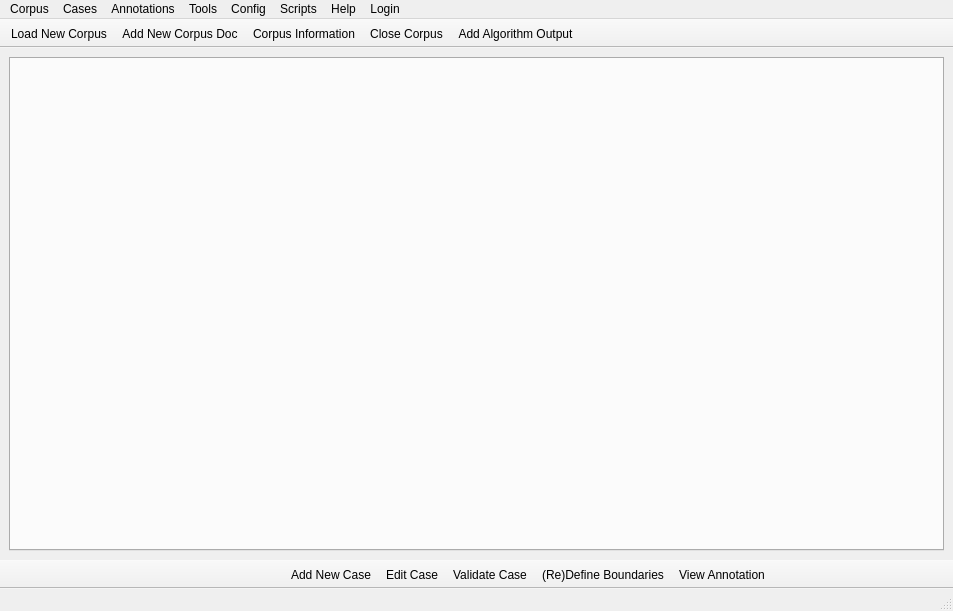
Before: the Qt Designer form ui/forms/TNLP_MW.ui in sorice/QtNLP-Linguist, drawn with Qt 5.
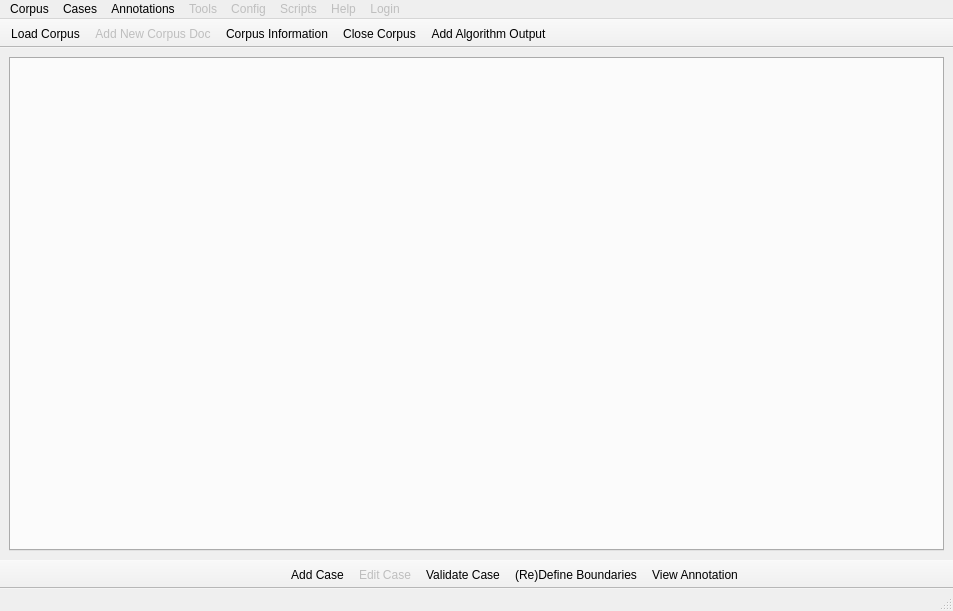
After: the same form once the commit is applied. Icons and pictures are not drawn.

Commit message: Deshabilitando elementos del Menú que no están en uso en este release.

Diff of the .ui file:
```diff
--- a/ui/forms/TNLP_MW.ui
+++ b/ui/forms/TNLP_MW.ui
@@ -39,7 +39,7 @@
      <x>0</x>
      <y>0</y>
      <width>953</width>
-     <height>29</height>
+     <height>25</height>
     </rect>
    </property>
    <widget class="QMenu" name="menuCorpus">
@@ -57,6 +57,9 @@
     <addaction name="actionExit"/>
    </widget>
    <widget class="QMenu" name="menuTools">
+    <property name="enabled">
+     <bool>false</bool>
+    </property>
     <property name="title">
      <string>Tools</string>
     </property>
@@ -65,11 +68,17 @@
     <addaction name="actionDictionary_View"/>
    </widget>
    <widget class="QMenu" name="menuConfig">
+    <property name="enabled">
+     <bool>false</bool>
+    </property>
     <property name="title">
      <string>Config</string>
     </property>
    </widget>
    <widget class="QMenu" name="menuScripts">
+    <property name="enabled">
+     <bool>false</bool>
+    </property>
     <property name="title">
      <string>Scripts</string>
     </property>
@@ -80,6 +89,9 @@
     <addaction name="actionUpdate_XMLs_Info"/>
    </widget>
    <widget class="QMenu" name="menuHelp">
+    <property name="enabled">
+     <bool>false</bool>
+    </property>
     <property name="title">
      <string>Help</string>
     </property>
@@ -87,6 +99,9 @@
     <addaction name="actionUser_s_Manual"/>
    </widget>
    <widget class="QMenu" name="menuLogin">
+    <property name="enabled">
+     <bool>false</bool>
+    </property>
     <property name="title">
      <string>Login</string>
     </property>
@@ -205,10 +220,13 @@
      <normaloff>:/toolbar/icons/menu_corpus.png</normaloff>:/toolbar/icons/menu_corpus.png</iconset>
    </property>
    <property name="text">
-    <string>Load New Corpus</string>
+    <string>Load Corpus</string>
    </property>
   </action>
   <action name="actionAdd_New_Corpus_Doc">
+   <property name="enabled">
+    <bool>false</bool>
+   </property>
    <property name="icon">
     <iconset resource="resources.qrc">
      <normaloff>:/toolbar/icons/add_corpus_doc.png</normaloff>:/toolbar/icons/add_corpus_doc.png</iconset>
@@ -250,10 +268,13 @@
      <normaloff>:/toolbar/icons/add_case.png</normaloff>:/toolbar/icons/add_case.png</iconset>
    </property>
    <property name="text">
-    <string>Add New Case</string>
+    <string>Add Case</string>
    </property>
   </action>
   <action name="actionEdit_Case">
+   <property name="enabled">
+    <bool>false</bool>
+   </property>
    <property name="icon">
     <iconset resource="resources.qrc">
      <normaloff>:/toolbar/icons/edit_case.png</normaloff>:/toolbar/icons/edit_case.png</iconset>
```
Left out of the diff: 40 changed lines with no effect on the pictures. The commit also changes 2 other files.
